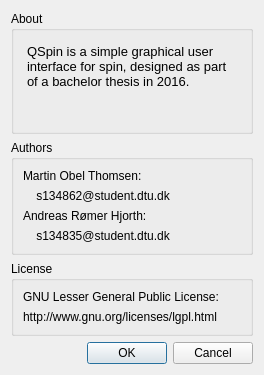
Qt form about.ui (flamingoen/qspin) before a commit.
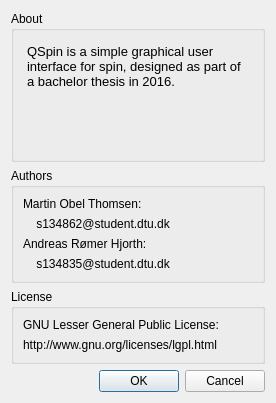
The same form after that commit.

```diff
--- a/about.ui
+++ b/about.ui
@@ -6,8 +6,8 @@
    <rect>
     <x>0</x>
     <y>0</y>
-    <width>264</width>
-    <height>375</height>
+    <width>276</width>
+    <height>403</height>
    </rect>
   </property>
   <property name="windowTitle">
@@ -44,8 +44,8 @@
          <string>&lt;!DOCTYPE HTML PUBLIC &quot;-//W3C//DTD HTML 4.0//EN&quot; &quot;http://www.w3.org/TR/REC-html40/strict.dtd&quot;&gt;
 &lt;html&gt;&lt;head&gt;&lt;meta name=&quot;qrichtext&quot; content=&quot;1&quot; /&gt;&lt;style type=&quot;text/css&quot;&gt;
 p, li { white-space: pre-wrap; }
-&lt;/style&gt;&lt;/head&gt;&lt;body style=&quot; font-family:'Droid Sans'; font-size:10pt; font-weight:400; font-style:normal;&quot;&gt;
-&lt;p style=&quot; margin-top:0px; margin-bottom:0px; margin-left:0px; margin-right:0px; -qt-block-indent:0; text-indent:0px;&quot;&gt;QSpin is a simple graphical user interface for spin, designed as part of a bachelor thesis in 2016.&lt;/p&gt;&lt;/body&gt;&lt;/html&gt;</string>
+&lt;/style&gt;&lt;/head&gt;&lt;body style=&quot; font-family:'Noto Sans'; font-size:10pt; font-weight:400; font-style:normal;&quot;&gt;
+&lt;p style=&quot; margin-top:0px; margin-bottom:0px; margin-left:0px; margin-right:0px; -qt-block-indent:0; text-indent:0px;&quot;&gt;&lt;span style=&quot; font-family:'Droid Sans';&quot;&gt;QSpin is a simple graphical user interface for spin, designed as part of a bachelor thesis in 2016.&lt;/span&gt;&lt;/p&gt;&lt;/body&gt;&lt;/html&gt;</string>
         </property>
        </widget>
       </item>
```
